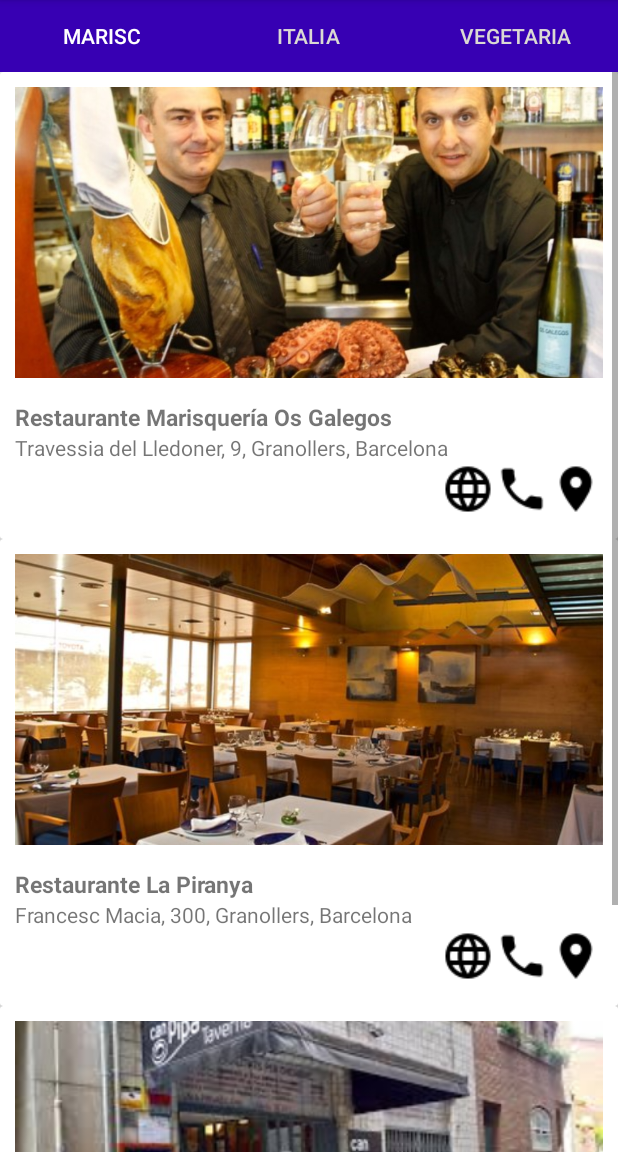
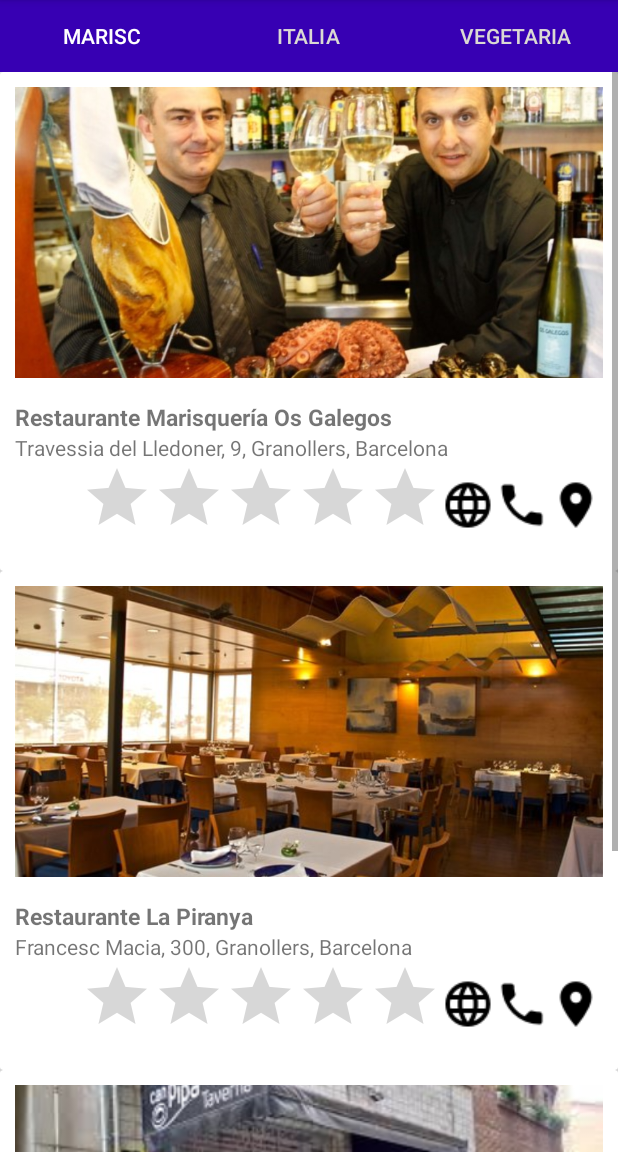
Before and after one commit to oscargonzalezgarcia/GranCentre, an Android app: the Activity_Restaurant screen opened directly, with no data from a screen before it, on a phone screen of 412 x 824 dp, the part 84-1236 px from its top. Run offline under Robolectric (Android 15) with nearby library versions, the phone set to English and light mode, and no system bars.

Commit message:
estrellitas y links funcionales<3

```diff
--- a/app/src/main/res/layout/fragment_marisc.xml
+++ b/app/src/main/res/layout/fragment_marisc.xml
@@ -46,7 +46,14 @@
                         android:layout_width="wrap_content"
                         android:layout_height="wrap_content"
                         android:orientation="horizontal"
-                        android:layout_gravity="right">
+                        android:layout_gravity="right"
+                        android:gravity="center">
+                        <androidx.appcompat.widget.AppCompatRatingBar
+                            android:layout_width="wrap_content"
+                            android:layout_height="wrap_content"
+                            android:numStars="5"
+                            android:layout_gravity="center">
+                        </androidx.appcompat.widget.AppCompatRatingBar>
                         <ImageView
                             android:layout_width="wrap_content"
                             android:layout_height="wrap_content"
@@ -63,6 +70,7 @@
                             android:src="@drawable/location"
                             android:id="@+id/ubi1"/>
                     </LinearLayout>
+
                 </LinearLayout>
             </LinearLayout>
         </androidx.cardview.widget.CardView>
@@ -104,7 +112,14 @@
                         android:layout_width="wrap_content"
                         android:layout_height="wrap_content"
                         android:orientation="horizontal"
-                        android:layout_gravity="right">
+                        android:layout_gravity="right"
+                        android:gravity="center">
+                        <androidx.appcompat.widget.AppCompatRatingBar
+                            android:layout_width="wrap_content"
+                            android:layout_height="wrap_content"
+                            android:numStars="5"
+                            android:layout_gravity="center">
+                        </androidx.appcompat.widget.AppCompatRatingBar>
                         <ImageView
                             android:layout_width="wrap_content"
                             android:layout_height="wrap_content"
@@ -121,6 +136,7 @@
                             android:src="@drawable/location"
                             android:id="@+id/ubi2"/>
                     </LinearLayout>
+
                 </LinearLayout>
             </LinearLayout>
         </androidx.cardview.widget.CardView>
@@ -150,7 +166,7 @@
                         android:layout_marginTop="15dp"
                         android:layout_width="wrap_content"
                         android:layout_height="wrap_content"
-                        android:text="Restaurante La Pipa"
+                        android:text="Restaurante Can Pipa"
                         android:textSize="15sp"
                         android:textStyle="bold" />
                     <TextView
@@ -161,7 +177,14 @@
                         android:layout_width="wrap_content"
                         android:layout_height="wrap_content"
                         android:orientation="horizontal"
-                        android:layout_gravity="right">
+                        android:layout_gravity="right"
+                        android:gravity="center">
+                        <androidx.appcompat.widget.AppCompatRatingBar
+                            android:layout_width="wrap_content"
+                            android:layout_height="wrap_content"
+                            android:numStars="5"
+                            android:layout_gravity="center">
+                        </androidx.appcompat.widget.AppCompatRatingBar>
                         <ImageView
                             android:layout_width="wrap_content"
                             android:layout_height="wrap_content"
```
Also changed, not shown: app/src/main/java/com/example/grancentre/Activity_Restaurant.java (+27 -27 lines), app/src/main/res/layout/fragment_italia.xml (+25 -4 lines), app/src/main/res/layout/fragment_vegetaria.xml (+22 -2 lines).
